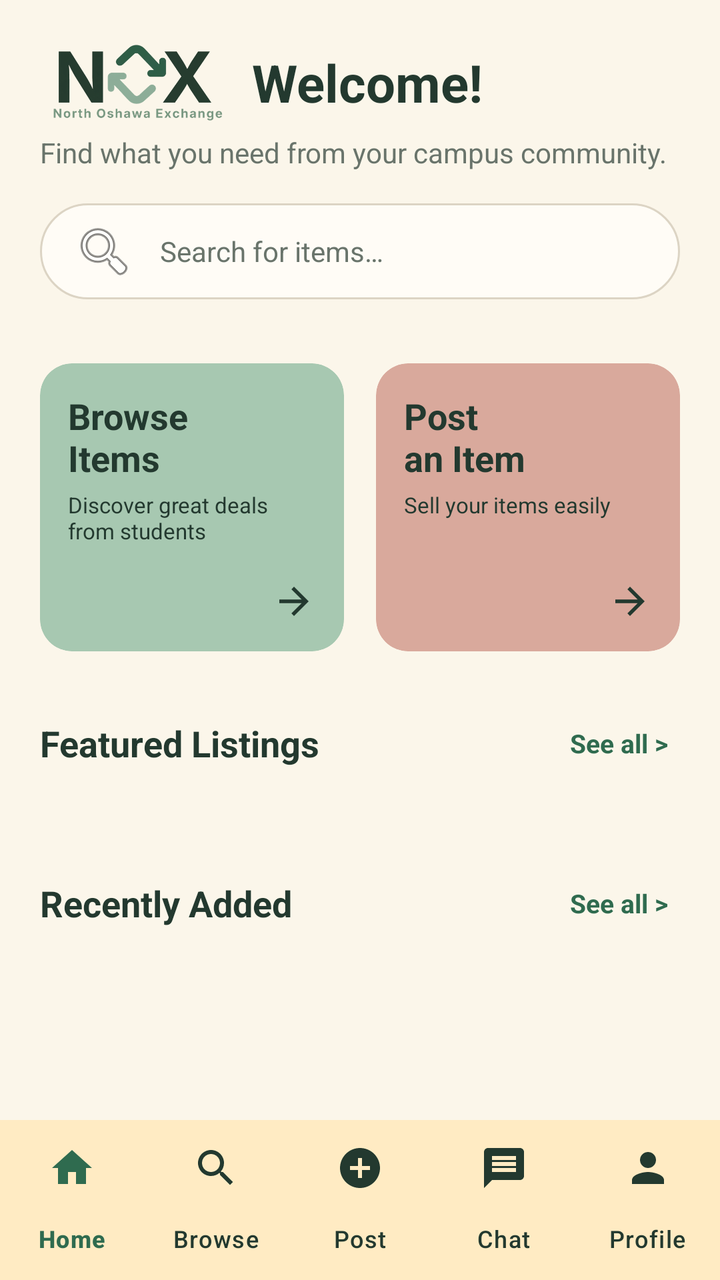
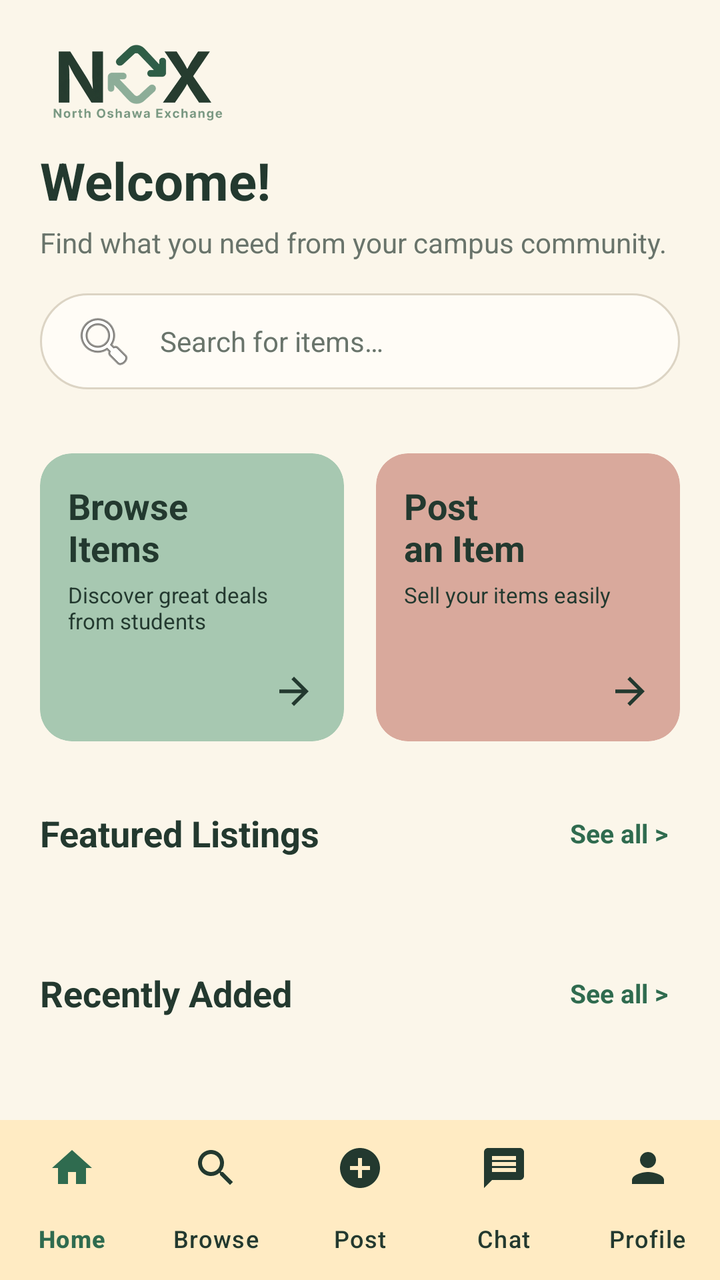

The first picture is an Android layout as it rendered before a commit; the second is the same layout after the commit. The layout source and the unified diff follow.
<!-- AndroidManifest.xml: application theme Theme.NOXApp -->
<!-- res/layout/activity_main.xml -->
<?xml version="1.0" encoding="utf-8"?>
<androidx.coordinatorlayout.widget.CoordinatorLayout
    xmlns:android="http://schemas.android.com/apk/res/android"
    xmlns:app="http://schemas.android.com/apk/res-auto"
    android:id="@+id/main"
    android:layout_width="match_parent"
    android:layout_height="match_parent"
    android:background="@color/nox_cream_bg">

    <androidx.core.widget.NestedScrollView
        android:id="@+id/mainScroll"
        android:layout_width="match_parent"
        android:layout_height="match_parent"
        android:fillViewport="true"
        android:paddingBottom="72dp">

        <LinearLayout
            android:layout_width="match_parent"
            android:layout_height="wrap_content"
            android:clipToPadding="false"
            android:orientation="vertical"
            android:padding="20dp">

            
            <LinearLayout
                android:layout_width="match_parent"
                android:layout_height="wrap_content"
                android:gravity="center_vertical"
                android:orientation="horizontal">

                <ImageView
                    android:id="@+id/noxLogo"
                    android:layout_width="96dp"
                    android:layout_height="wrap_content"
                    android:adjustViewBounds="true"
                    android:contentDescription="@string/app_name"
                    android:src="@drawable/logo_nox" />

                <TextView
                    android:id="@+id/welcomeTextView"
                    android:layout_width="0dp"
                    android:layout_height="wrap_content"
                    android:layout_marginStart="10dp"
                    android:layout_weight="1"
                    android:text="Welcome!"
                    android:textColor="@color/nox_dark_green"
                    android:textSize="26sp"
                    android:textStyle="bold" />
            </LinearLayout>

            <TextView
                android:layout_width="wrap_content"
                android:layout_height="wrap_content"
                android:layout_marginTop="4dp"
                android:text="@string/home_subtitle"
                android:textColor="@color/nox_subtext"
                android:textSize="14sp" />

            
            <EditText
                android:id="@+id/searchBar"
                android:layout_width="match_parent"
                android:layout_height="48dp"
                android:layout_marginTop="16dp"
                android:background="@drawable/rounded_search_box"
                android:drawableStart="@android:drawable/ic_menu_search"
                android:drawablePadding="12dp"
                android:hint="@string/search_hint"
                android:imeOptions="actionDone"
                android:inputType="text"
                android:paddingHorizontal="16dp"
                android:textColor="@color/nox_dark_green"
                android:textColorHint="@color/nox_subtext"
                android:textSize="14sp" />

            
            <androidx.recyclerview.widget.RecyclerView
                android:id="@+id/categoryRecyclerView"
                android:layout_width="match_parent"
                android:layout_height="wrap_content"
                android:layout_marginTop="16dp"
                android:clipToPadding="false"
                android:orientation="horizontal" />

            
            <LinearLayout
                android:layout_width="match_parent"
                android:layout_height="144dp"
                android:layout_marginTop="16dp"
                android:orientation="horizontal">

                <androidx.cardview.widget.CardView
                    android:id="@+id/browseCard"
                    android:layout_width="0dp"
                    android:layout_height="match_parent"
                    android:layout_marginEnd="8dp"
                    android:layout_weight="1"
                    android:clickable="true"
                    android:contentDescription="@string/browse_card_action"
                    android:focusable="true"
                    android:foreground="?attr/selectableItemBackground"
                    app:cardBackgroundColor="@color/nox_card_green"
                    app:cardCornerRadius="16dp"
                    app:cardElevation="0dp">

                    <LinearLayout
                        android:layout_width="match_parent"
                        android:layout_height="match_parent"
                        android:orientation="vertical"
                        android:padding="14dp">

                        <TextView
                            android:layout_width="wrap_content"
                            android:layout_height="wrap_content"
                            android:text="@string/browse_items_title"
                            android:textColor="@color/nox_dark_green"
                            android:textSize="18sp"
                            android:textStyle="bold" />

                        <TextView
                            android:layout_width="wrap_content"
                            android:layout_height="0dp"
                            android:layout_marginTop="4dp"
                            android:layout_weight="1"
                            android:text="@string/browse_items_sub"
                            android:textColor="@color/nox_dark_green"
                            android:textSize="11sp" />

                        <ImageView
                            android:layout_width="22dp"
                            android:layout_height="22dp"
                            android:layout_gravity="end"
                            android:contentDescription="@null"
                            android:src="@drawable/ic_arrow_forward"
                            app:tint="@color/nox_dark_green" />
                    </LinearLayout>
                </androidx.cardview.widget.CardView>

                <androidx.cardview.widget.CardView
                    android:id="@+id/postCard"
                    android:layout_width="0dp"
                    android:layout_height="match_parent"
                    android:layout_marginStart="8dp"
                    android:layout_weight="1"
                    android:clickable="true"
                    android:contentDescription="@string/post_card_action"
                    android:focusable="true"
                    android:foreground="?attr/selectableItemBackground"
                    app:cardBackgroundColor="@color/nox_card_pink"
                    app:cardCornerRadius="16dp"
                    app:cardElevation="0dp">

                    <LinearLayout
                        android:layout_width="match_parent"
                        android:layout_height="match_parent"
                        android:orientation="vertical"
                        android:padding="14dp">

                        <TextView
                            android:layout_width="wrap_content"
                            android:layout_height="wrap_content"
                            android:text="@string/post_item_title"
                            android:textColor="@color/nox_dark_green"
                            android:textSize="18sp"
                            android:textStyle="bold" />

                        <TextView
                            android:layout_width="wrap_content"
                            android:layout_height="0dp"
                            android:layout_marginTop="4dp"
                            android:layout_weight="1"
                            android:text="@string/post_item_sub"
                            android:textColor="@color/nox_dark_green"
                            android:textSize="11sp" />

                        <ImageView
                            android:layout_width="22dp"
                            android:layout_height="22dp"
                            android:layout_gravity="end"
                            android:contentDescription="@null"
                            android:src="@drawable/ic_arrow_forward"
                            app:tint="@color/nox_dark_green" />
                    </LinearLayout>
                </androidx.cardview.widget.CardView>
            </LinearLayout>

            
            <RelativeLayout
                android:layout_width="match_parent"
                android:layout_height="wrap_content"
                android:layout_marginTop="22dp">

                <TextView
                    android:layout_width="wrap_content"
                    android:layout_height="wrap_content"
                    android:layout_alignParentStart="true"
                    android:layout_centerVertical="true"
                    android:layout_toStartOf="@id/featuredSeeAll"
                    android:ellipsize="end"
                    android:maxLines="1"
                    android:text="@string/featured_listings"
                    android:textColor="@color/nox_dark_green"
                    android:textSize="18sp"
                    android:textStyle="bold" />

                <TextView
                    android:id="@+id/featuredSeeAll"
                    android:layout_width="wrap_content"
                    android:layout_height="48dp"
                    android:layout_alignParentEnd="true"
                    android:background="?attr/selectableItemBackgroundBorderless"
                    android:clickable="true"
                    android:focusable="true"
                    android:gravity="center_vertical"
                    android:paddingStart="6dp"
                    android:paddingEnd="6dp"
                    android:text="@string/see_all"
                    android:textColor="@color/nox_primary_green"
                    android:textSize="13sp"
                    android:textStyle="bold" />
            </RelativeLayout>

            <androidx.recyclerview.widget.RecyclerView
                android:id="@+id/featuredRecyclerView"
                android:layout_width="match_parent"
                android:layout_height="wrap_content"
                android:layout_marginStart="-20dp"
                android:layout_marginTop="12dp"
                android:layout_marginEnd="-20dp"
                android:clipToPadding="false"
                android:orientation="horizontal"
                android:paddingStart="20dp"
                android:paddingEnd="20dp" />

            
            <RelativeLayout
                android:layout_width="match_parent"
                android:layout_height="wrap_content"
                android:layout_marginTop="20dp">

                <TextView
                    android:layout_width="wrap_content"
                    android:layout_height="wrap_content"
                    android:layout_alignParentStart="true"
                    android:layout_centerVertical="true"
                    android:layout_toStartOf="@id/recentSeeAll"
                    android:ellipsize="end"
                    android:maxLines="1"
                    android:text="@string/recently_added"
                    android:textColor="@color/nox_dark_green"
                    android:textSize="18sp"
                    android:textStyle="bold" />

                <TextView
                    android:id="@+id/recentSeeAll"
                    android:layout_width="wrap_content"
                    android:layout_height="48dp"
                    android:layout_alignParentEnd="true"
                    android:background="?attr/selectableItemBackgroundBorderless"
                    android:clickable="true"
                    android:focusable="true"
                    android:gravity="center_vertical"
                    android:paddingStart="6dp"
                    android:paddingEnd="6dp"
                    android:text="@string/see_all"
                    android:textColor="@color/nox_primary_green"
                    android:textSize="13sp"
                    android:textStyle="bold" />
            </RelativeLayout>

            <androidx.recyclerview.widget.RecyclerView
                android:id="@+id/recentRecyclerView"
                android:layout_width="match_parent"
                android:layout_height="wrap_content"
                android:layout_marginStart="-20dp"
                android:layout_marginTop="12dp"
                android:layout_marginEnd="-20dp"
                android:clipToPadding="false"
                android:orientation="horizontal"
                android:paddingStart="20dp"
                android:paddingEnd="20dp" />

        </LinearLayout>
    </androidx.core.widget.NestedScrollView>

    <include
        layout="@layout/nav_bar"
        android:layout_width="match_parent"
        android:layout_height="wrap_content"
        android:layout_gravity="bottom" />

</androidx.coordinatorlayout.widget.CoordinatorLayout>
<!-- res/layout/nav_bar.xml (included above) -->
<?xml version="1.0" encoding="utf-8"?>
<com.google.android.material.bottomnavigation.BottomNavigationView xmlns:android="http://schemas.android.com/apk/res/android"
    xmlns:app="http://schemas.android.com/apk/res-auto"
    android:id="@+id/bottomNavBar"
    android:layout_width="match_parent"
    android:layout_height="wrap_content"
    android:background="@color/nox_nav_bg"
    app:paddingBottomSystemWindowInsets="false"
    app:itemIconTint="@color/bottom_nav_item"
    app:itemTextColor="@color/bottom_nav_item"
    app:labelVisibilityMode="labeled"
    app:menu="@menu/bottom_navigation" />
<!-- resources referenced by this layout -->
<resources>
  <color name="nox_card_green">#A7C8B1</color>
  <color name="nox_card_pink">#D9A99C</color>
  <color name="nox_cream_bg">#FBF6EA</color>
  <color name="nox_dark_green">#23392F</color>
  <color name="nox_nav_bg">#FFEBC3</color>
  <color name="nox_primary_green">#2F6B4F</color>
  <color name="nox_subtext">#69746B</color>
  <!-- drawable ic_arrow_forward (drawable) -->
  <vector xmlns:android="http://schemas.android.com/apk/res/android" android:width="24dp" android:height="24dp" android:viewportWidth="24" android:viewportHeight="24" android:autoMirrored="true">
      <path android:fillColor="#23392F" android:pathData="M12,4l-1.41,1.41L16.17,11H4v2h12.17l-5.58,5.59L12,20l8,-8z" />
  </vector>
  <!-- drawable logo_nox: png bitmap (drawable-hdpi, 19839 bytes) -->
  <!-- drawable rounded_search_box (drawable) -->
  <?xml version="1.0" encoding="utf-8"?>
  <shape xmlns:android="http://schemas.android.com/apk/res/android">
      <solid android:color="@color/nox_field_bg" />
      <corners android:radius="24dp" />
      <stroke android:width="1dp" android:color="#DCD4C4" />
  </shape>
  <string name="app_name">NOXApp</string>
  <string name="browse_card_action">Browse items</string>
  <string name="browse_items_sub">Discover great deals from students</string>
  <string name="browse_items_title">Browse\nItems</string>
  <string name="featured_listings">Featured Listings</string>
  <string name="home_subtitle">Find what you need from your campus community.</string>
  <string name="post_card_action">Post an item</string>
  <string name="post_item_sub">Sell your items easily</string>
  <string name="post_item_title">Post\nan Item</string>
  <string name="recently_added">Recently Added</string>
  <string name="search_hint">Search for items…</string>
  <string name="see_all">See all &gt;</string>
  <style name="Theme.NOXApp" parent="Base.Theme.NOXApp" />
  <color name="nox_field_bg">#FFFCF6</color>
  <style name="Base.Theme.NOXApp" parent="Theme.Material3.DayNight.NoActionBar">
          
          <item name="colorSecondaryContainer">@color/nox_chip_bg</item>
      </style>
  <color name="nox_chip_bg">#E8F0E5</color>
</resources>

<!-- the commit's change to res/layout/activity_main.xml (unified diff, before → after) -->
@@ -22,31 +22,24 @@
             android:padding="20dp">
 
             
-            <LinearLayout
-                android:layout_width="match_parent"
-                android:layout_height="wrap_content"
-                android:gravity="center_vertical"
-                android:orientation="horizontal">
-
-                <ImageView
-                    android:id="@+id/noxLogo"
-                    android:layout_width="96dp"
-                    android:layout_height="wrap_content"
-                    android:adjustViewBounds="true"
-                    android:contentDescription="@string/app_name"
-                    android:src="@drawable/logo_nox" />
-
-                <TextView
-                    android:id="@+id/welcomeTextView"
-                    android:layout_width="0dp"
-                    android:layout_height="wrap_content"
-                    android:layout_marginStart="10dp"
-                    android:layout_weight="1"
-                    android:text="Welcome!"
-                    android:textColor="@color/nox_dark_green"
-                    android:textSize="26sp"
-                    android:textStyle="bold" />
-            </LinearLayout>
+            <ImageView
+                android:id="@+id/noxLogo"
+                android:layout_width="96dp"
+                android:layout_height="wrap_content"
+                android:adjustViewBounds="true"
+                android:contentDescription="@string/app_name"
+                android:src="@drawable/logo_nox" />
+
+            
+            <TextView
+                android:id="@+id/welcomeTextView"
+                android:layout_width="wrap_content"
+                android:layout_height="wrap_content"
+                android:layout_marginTop="10dp"
+                android:text="Welcome!"
+                android:textColor="@color/nox_dark_green"
+                android:textSize="26sp"
+                android:textStyle="bold" />
 
             <TextView
                 android:layout_width="wrap_content"
